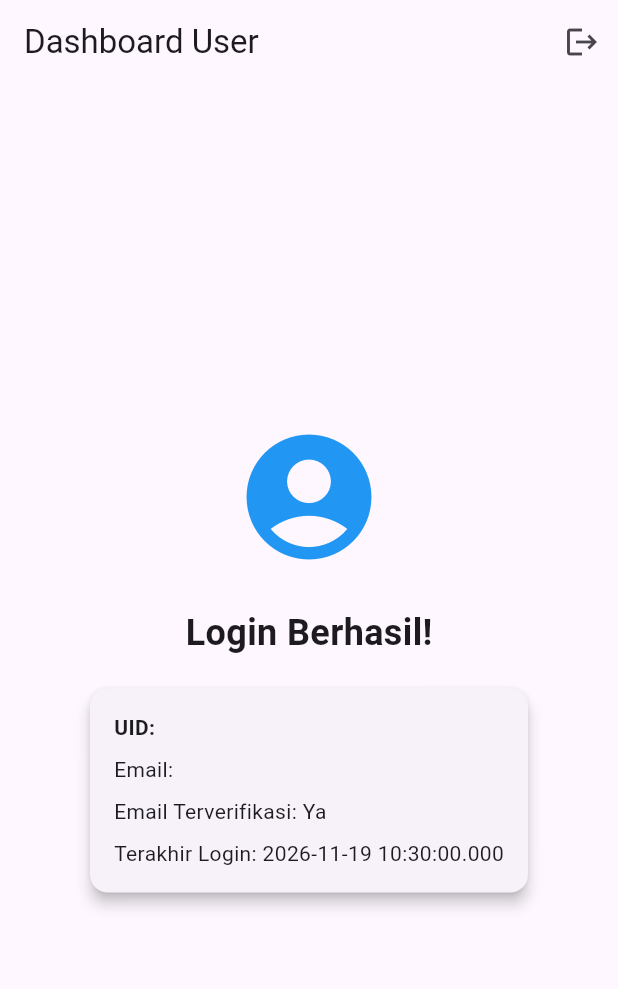
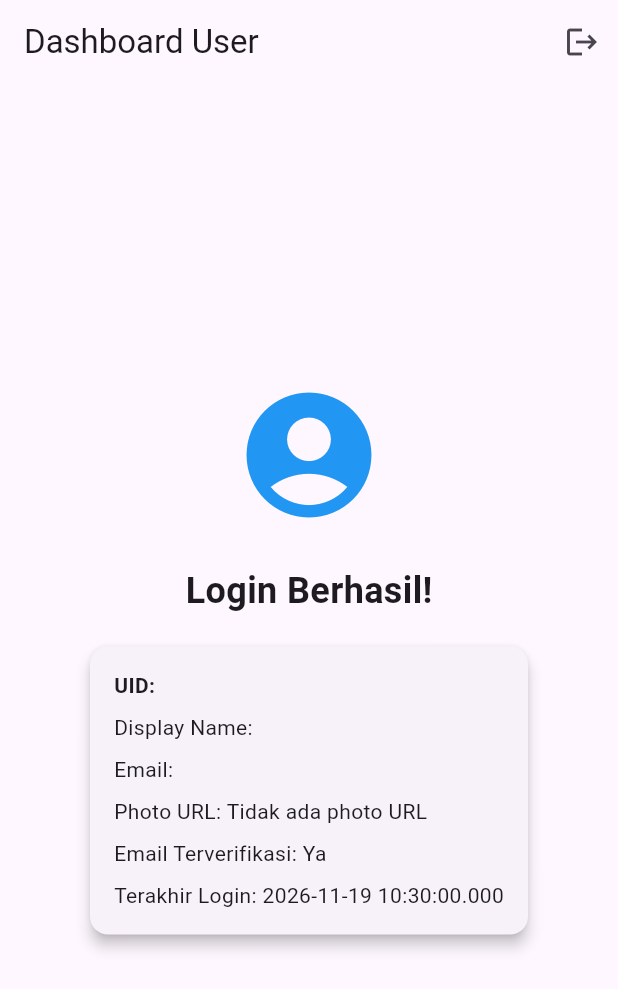
Before and after one commit to dygnora/Latihan-009-aplikasi-mobile, a Flutter app: the screen it shows once a user with an empty profile is signed in, on a phone screen of 412 x 824 dp. Shown: the top 989 px of the screen. Run offline on Flutter 3.47's test engine with Material 3 defaults, Android fonts, the phone set to English and light mode, and no system bars; our stand-ins replace firebase_auth, firebase_core; accounts and stored records are empty.

Commit message:
Enhance UserInfoScreen to display user photo, display name, and email details

```diff
--- a/lib/screens/user_info_screen.dart
+++ b/lib/screens/user_info_screen.dart
@@ -30,7 +30,12 @@ class UserInfoScreen extends StatelessWidget {
             mainAxisAlignment: MainAxisAlignment.center,
             crossAxisAlignment: CrossAxisAlignment.center,
             children: [
-              const Icon(Icons.account_circle, size: 100, color: Colors.blue),
+              user.photoURL != null && user.photoURL!.isNotEmpty
+                  ? CircleAvatar(
+                      radius: 50,
+                      backgroundImage: NetworkImage(user.photoURL!),
+                    )
+                  : const Icon(Icons.account_circle, size: 100, color: Colors.blue),
               const SizedBox(height: 24),
               const Text(
                 'Login Berhasil!',
@@ -49,7 +54,15 @@ class UserInfoScreen extends StatelessWidget {
                         style: const TextStyle(fontWeight: FontWeight.bold),
                       ), // Text
                       const SizedBox(height: 8),
+                      Text(
+                        'Display Name: ${user.displayName ?? "Tidak ada display name"}',
+                      ),
+                      const SizedBox(height: 8),
                       Text('Email: ${user.email ?? "Tidak ada email"}'),
+                      const SizedBox(height: 8),
+                      Text(
+                        'Photo URL: ${user.photoURL ?? "Tidak ada photo URL"}',
+                      ),
                       const SizedBox(height: 8),
                       Text(
                         'Email Terverifikasi: ${user.emailVerified ? "Ya" : "Tidak"}',
```
